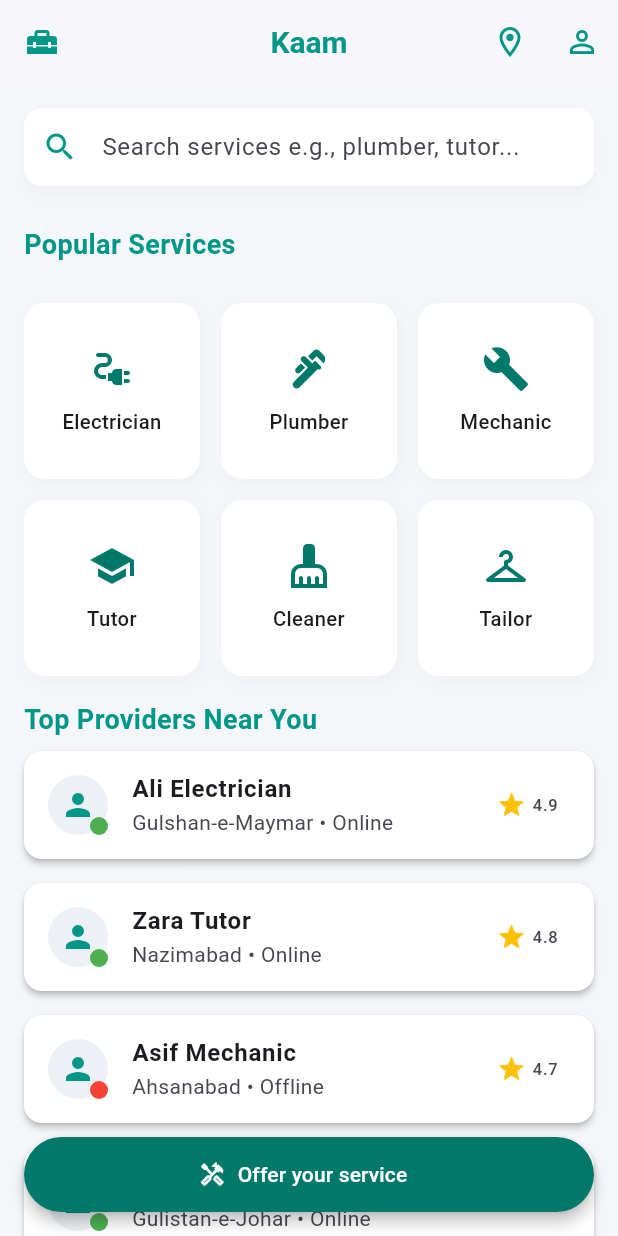
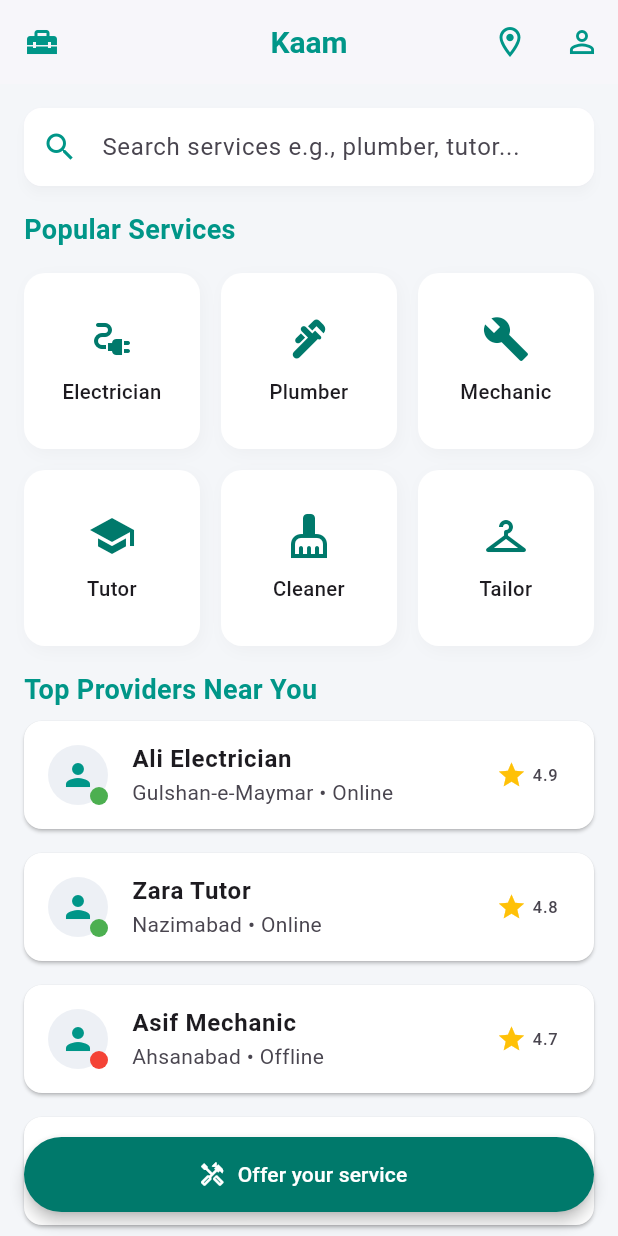
Before and after one commit to imgrasooldev/flutter_learning, a Flutter app: the HomePage screen opened by its route, on a phone screen of 412 x 824 dp. Run offline on Flutter 3.47's test engine with Material 3 defaults, Android fonts, the phone set to English and light mode, and no system bars; our stand-ins replace bloc, dio, equatable, flutter_bloc, go_router, shared_preferences; accounts and stored records are empty.

Commit message:
Home Page Modification......

```diff
--- a/lib/features/seeker/views/home_page.dart
+++ b/lib/features/seeker/views/home_page.dart
@@ -74,7 +74,13 @@ class _HomePageState extends State<HomePage> {
           ),
         ],
       ),
-      body: Stack(
+      body: LayoutBuilder(
+        builder: (context, constraints) {
+          final isWide = constraints.maxWidth > 800;
+          final crossAxisCount = isWide ? 5 : (screenWidth > 600 ? 4 : 3);
+          final horizontalPadding = screenWidth > 768 ? 32.0 : 16.0;
+
+          return Stack(
             children: [
               SingleChildScrollView(
                 padding: const EdgeInsets.only(bottom: 80),
@@ -83,7 +89,7 @@ class _HomePageState extends State<HomePage> {
                   children: [
                     // Search
                     Padding(
-                  padding: const EdgeInsets.all(16.0),
+                      padding: EdgeInsets.symmetric(horizontal: horizontalPadding, vertical: 16),
                       child: Column(
                         children: [
                           Material(
@@ -146,9 +152,9 @@ class _HomePageState extends State<HomePage> {
                       ),
                     ),
 
-                const Padding(
-                  padding: EdgeInsets.symmetric(horizontal: 16.0, vertical: 10),
-                  child: Text(
+                    Padding(
+                      padding: EdgeInsets.symmetric(horizontal: horizontalPadding),
+                      child: const Text(
                         'Popular Services',
                         style: TextStyle(
                           fontSize: 18,
@@ -158,17 +164,15 @@ class _HomePageState extends State<HomePage> {
                       ),
                     ),
 
-                // Services Grid
-                LayoutBuilder(
-                  builder: (context, constraints) {
-                    int crossAxisCount = screenWidth > 600 ? 4 : 3;
-                    return GridView.count(
+                    Padding(
+                      padding: EdgeInsets.all(horizontalPadding),
+                      child: GridView.count(
                         crossAxisCount: crossAxisCount,
                         shrinkWrap: true,
                         physics: const NeverScrollableScrollPhysics(),
-                      padding: const EdgeInsets.all(16),
                         mainAxisSpacing: 14,
                         crossAxisSpacing: 14,
+                        childAspectRatio: 1,
                         children: [
                           serviceTile('Electrician', Icons.electrical_services),
                           serviceTile('Plumber', Icons.plumbing),
@@ -177,13 +181,12 @@ class _HomePageState extends State<HomePage> {
                           serviceTile('Cleaner', Icons.cleaning_services),
                           serviceTile('Tailor', Icons.checkroom),
                         ],
-                    );
-                  },
+                      ),
                     ),
 
-                const Padding(
-                  padding: EdgeInsets.symmetric(horizontal: 16.0),
-                  child: Text(
+                    Padding(
+                      padding: EdgeInsets.symmetric(horizontal: horizontalPadding),
+                      child: const Text(
                         'Top Providers Near You',
                         style: TextStyle(
                           fontSize: 18,
@@ -232,6 +235,8 @@ class _HomePageState extends State<HomePage> {
                 ),
               ),
             ],
+          );
+        },
       ),
     );
   }
@@ -270,8 +275,7 @@ class _HomePageState extends State<HomePage> {
 
   Widget providerCard(String name, String area, double rating, bool online) {
     return Card(
-      color: Colors.white, // 👈 Add this line
-      elevation: 1.8,
+      color: Colors.white,
       margin: const EdgeInsets.symmetric(horizontal: 16, vertical: 8),
       shape: RoundedRectangleBorder(borderRadius: BorderRadius.circular(12)),
       child: ListTile(
```
Lines whose indentation alone changed are shown as unchanged.
